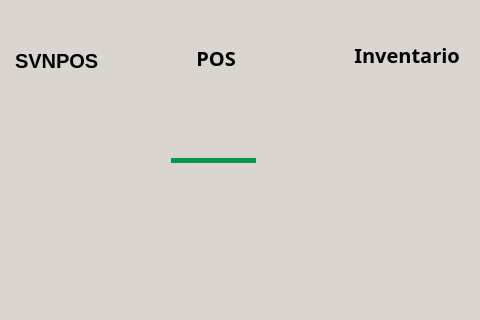
Before: the Qt Designer form POS_Application/src/controller/mainwindow.ui in Svndda/POS, drawn with Qt 5; both pictures show x 0 to 480 and y 369 to 689 of the 1150 by 850 pixel window.
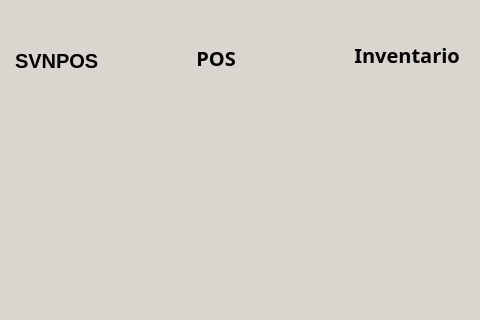
After: the same form once the commit is applied. Icons and pictures are not drawn.

What changed in the file:
```diff
--- a/POS_Application/src/controller/mainwindow.ui
+++ b/POS_Application/src/controller/mainwindow.ui
@@ -200,7 +200,7 @@
            </size>
           </property>
           <property name="styleSheet">
-           <string notr="true">background-color: rgb(0, 153, 73);</string>
+           <string notr="true">background-color: transparent;</string>
           </property>
          </widget>
         </item>
```
Left out of the diff: 40 changed lines with no effect on the pictures.
